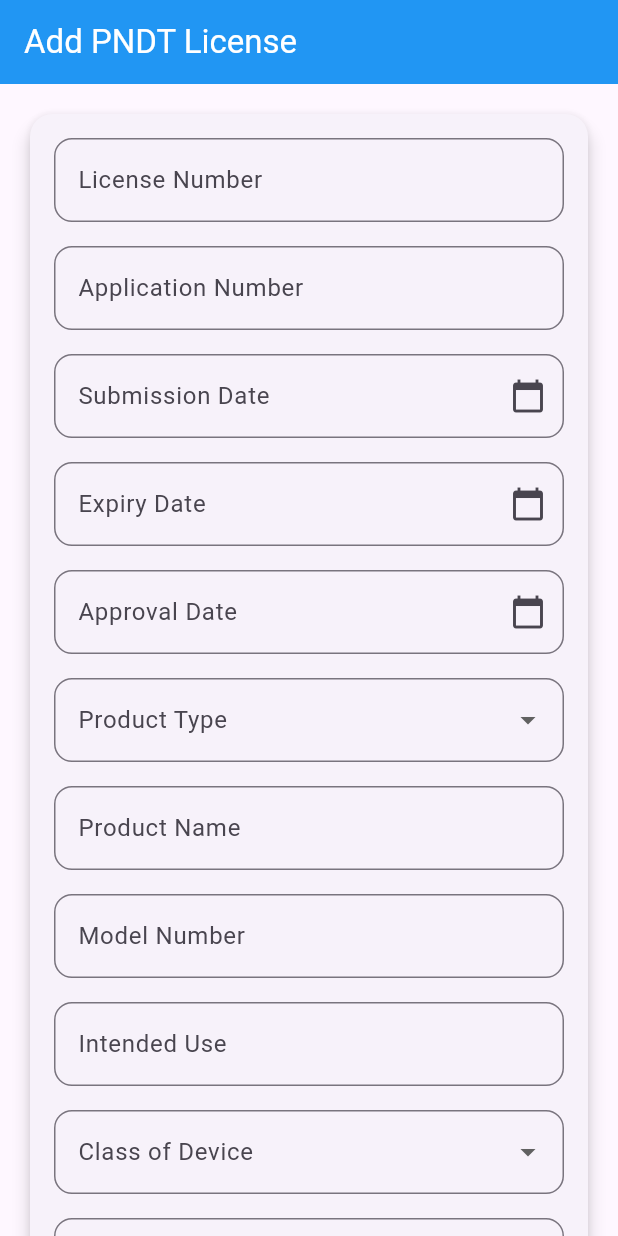
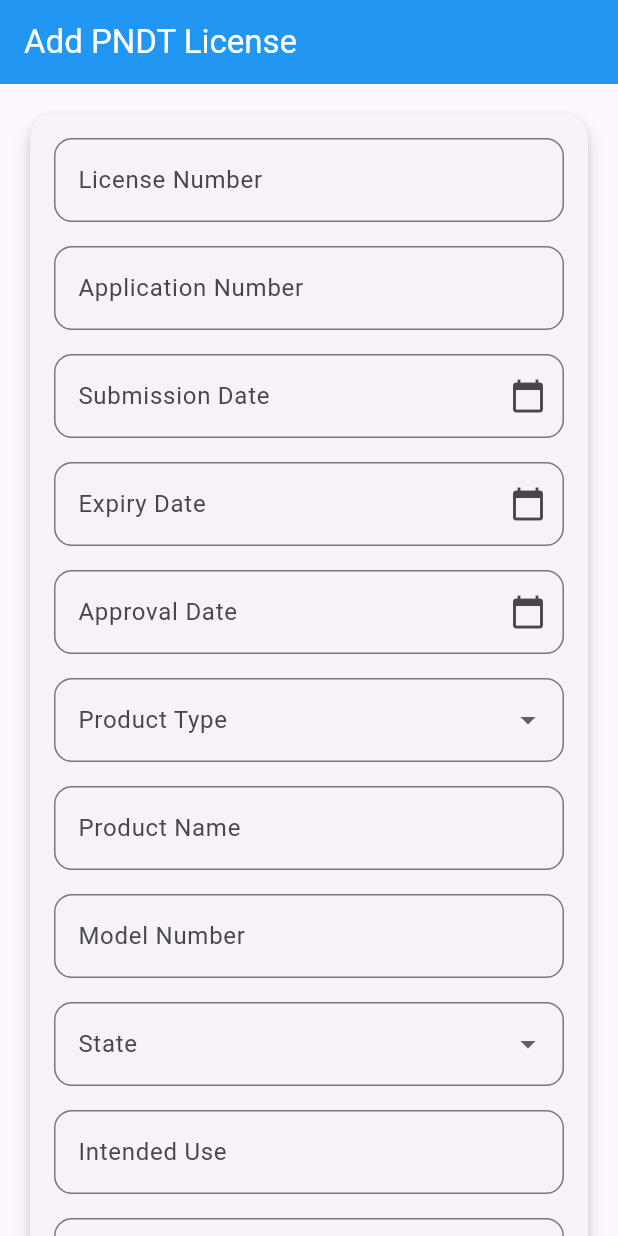
Before and after one commit to TrackInn/track_in, a Flutter app: the PNDTLicenseForm screen opened directly, on a phone screen of 412 x 824 dp. Run offline on Flutter 3.47's test engine with Material 3 defaults, Android fonts, the phone set to English and light mode, and no system bars; our stand-ins replace carousel_slider, file_picker, fl_chart, google_fonts, shared_preferences; accounts and stored records are empty.

Commit message:
pndt add api connected

```diff
--- a/lib/baseurl.dart
+++ b/lib/baseurl.dart
@@ -1 +1 @@
-String baseurl = 'https://fd91-103-151-189-0.ngrok-free.app/api';
+String baseurl = 'https://d60a-117-196-61-175.ngrok-free.app/api';
--- a/lib/modules/PNDT/pndt_add.dart
+++ b/lib/modules/PNDT/pndt_add.dart
@@ -1,5 +1,8 @@
 import 'package:flutter/material.dart';
 import 'package:intl/intl.dart';
+import 'package:http/http.dart' as http;
+import 'package:file_picker/file_picker.dart';
+import 'package:track_in/baseurl.dart';
 
 class PNDTLicenseForm extends StatefulWidget {
   const PNDTLicenseForm({super.key});
@@ -23,29 +26,111 @@
   String? productType;
   String? productName;
   String? modelNumber;
+  String? state;
   String? intendedUse;
   String? classOfDevice;
-  String? softwareUsed;
+  bool softwareUsed = false;
   String? legalManufacturer;
   String? authorizeAgentAddress;
+  PlatformFile? attachment;
+  bool _isLoading = false; // Track loading state
 
   Future<void> _submitForm() async {
     if (_formKey.currentState!.validate()) {
       _formKey.currentState!.save();
-      // Submit the form data to your backend or API
-      print("License Number: $licenseNumber");
-      print("Application Number: $applicationNumber");
-      print("Submission Date: $submissionDate");
-      print("Expiry Date: $expiryDate");
-      print("Approval Date: $approvalDate");
-      print("Product Type: $productType");
-      print("Product Name: $productName");
-      print("Model Number: $modelNumber");
-      print("Intended Use: $intendedUse");
-      print("Class of Device: $classOfDevice");
-      print("Software Used: $softwareUsed");
-      print("Legal Manufacturer: $legalManufacturer");
-      print("Authorize Agent Address: $authorizeAgentAddress");
+
+      setState(() {
+        _isLoading = true; // Show loading indicator
+      });
+
+      try {
+        // Prepare the data to be sent to the API
+        final Map<String, dynamic> formData = {
+          'license_number': licenseNumber,
+          'application_number': applicationNumber,
+          'submission_date': submissionDate
+              ?.toIso8601String()
+              .split('T')[0], // Send only the date part
+          'expiry_date': expiryDate
+              ?.toIso8601String()
+              .split('T')[0], // Send only the date part
+          'approval_date': approvalDate
+              ?.toIso8601String()
+              .split('T')[0], // Send only the date part
+          'product_type': productType,
+          'product_name': productName,
+          'model_number': modelNumber,
+          'state': state,
+          'intended_use': intendedUse,
+          'class_of_device': classOfDevice,
+          'software': softwareUsed, // Send as boolean
+          'legal_manufacturer': legalManufacturer,
+          'authorize_agent_address': authorizeAgentAddress,
+        };
+
+        // Create a multipart request
+        var request = http.MultipartRequest(
+          'POST',
+          Uri.parse('$baseurl/addpndtlicense/'),
+        );
+
+        // Add form fields to the request
+        request.fields.addAll(formData.map((key, value) {
+          // Convert non-String values to String
+          if (value is bool) {
+            return MapEntry(key, value.toString()); // Convert bool to String
+          } else {
+            return MapEntry(key, value ?? '');
+          }
+        }));
+
+        // Add the attachment file if it exists
+        if (attachment != null) {
+          request.files.add(await http.MultipartFile.fromPath(
+            'attachments',
+            attachment!.path!,
+          ));
+        }
+
+        // Send the request
+        var response = await request.send();
+
+        if (response.statusCode == 201) {
+          // Success
+          ScaffoldMessenger.of(context).showSnackBar(
+            const SnackBar(content: Text('Form submitted successfully!')),
+          );
+
+          // Navigate back to the previous screen
+          Navigator.pop(context);
+        } else {
+          // Error
+          ScaffoldMessenger.of(context).showSnackBar(
+            SnackBar(
+                content: Text(
+                    'Failed to submit form. Status code: ${response.statusCode}')),
+          );
+        }
+      } catch (e) {
+        // Handle any errors
+        ScaffoldMessenger.of(context).showSnackBar(
+          SnackBar(content: Text('An error occurred: $e')),
+        );
+      } finally {
+        setState(() {
+          _isLoading = false; // Hide loading indicator
+        });
+      }
+    }
+  }
+
+  Future<void> _pickAttachment() async {
+    FilePickerResult? result = await FilePicker.platform.pickFiles();
+
+    if (result != null) {
+      setState(() {
+        attachment = result.files.first;
+      });
     }
   }
 
@@ -113,6 +198,40 @@
     );
   }
 
+  Widget _buildToggleField(String label, bool value, Function(bool) onChanged) {
+    return Padding(
+      padding: const EdgeInsets.only(bottom: 16.0),
+      child: Row(
+        children: [
+          Text(label, style: const TextStyle(fontSize: 16)),
+          const Spacer(),
+          Switch(
+            value: value,
+            onChanged: onChanged,
+          ),
+        ],
+      ),
+    );
+  }
+
+  Widget _buildAttachmentField() {
+    return Padding(
+      padding: const EdgeInsets.only(bottom: 16.0),
+      child: Column(
+        crossAxisAlignment: CrossAxisAlignment.start,
+        children: [
+          const Text('Attachments', style: TextStyle(fontSize: 16)),
+          const SizedBox(height: 8),
+          ElevatedButton(
+            onPressed: _pickAttachment,
+            child: const Text('Choose File'),
+          ),
+          if (attachment != null) Text('Selected file: ${attachment!.name}'),
+        ],
+      ),
+    );
+  }
+
   Widget _buildSubmitButton() {
     return SizedBox(
       width: double.infinity,
@@ -123,9 +242,15 @@
               RoundedRectangleBorder(borderRadius: BorderRadius.circular(12)),
           backgroundColor: Colors.blue,
         ),
-        onPressed: _submitForm,
-        child: const Text("Submit",
-            style: TextStyle(fontSize: 18, color: Colors.white)),
+        onPressed:
+            _isLoading ? null : _submitForm, // Disable button when loading
+        child: _isLoading
+            ? const CircularProgressIndicator(
+                color: Colors.white) // Show loading indicator
+            : const Text(
+                "Submit",
+                style: TextStyle(fontSize: 18, color: Colors.white),
+              ),
       ),
     );
   }
@@ -175,6 +300,41 @@
                       onSaved: (value) => productName = value),
                   _buildTextField("Model Number",
                       onSaved: (value) => modelNumber = value),
+                  _buildDropdownField("State", [
+                    'STATE_1',
+                    'STATE_2',
+                    'STATE_3',
+                    'STATE_4',
+                    'STATE_5',
+                    'STATE_6',
+                    'STATE_7',
+                    'STATE_8',
+                    'STATE_9',
+                    'STATE_10',
+                    'STATE_11',
+                    'STATE_12',
+                    'STATE_13',
+                    'STATE_14',
+                    'STATE_15',
+                    'STATE_16',
+                    'STATE_17',
+                    'STATE_18',
+                    'STATE_19',
+                    'STATE_20',
+                    'STATE_21',
+                    'STATE_22',
+                    'STATE_23',
+                    'STATE_24',
+                    'STATE_25',
+                    'STATE_26',
+                    'STATE_27',
+                    'STATE_28',
+                    'STATE_29'
+                  ], (value) {
+                    setState(() {
+                      state = value;
+                    });
+                  }),
                   _buildTextField("Intended Use",
                       onSaved: (value) => intendedUse = value),
                   _buildDropdownField("Class of Device",
@@ -183,12 +343,16 @@
                       classOfDevice = value;
                     });
                   }),
-                  _buildTextField("Software Used",
-                      onSaved: (value) => softwareUsed = value),
+                  _buildToggleField("Software Used", softwareUsed, (value) {
+                    setState(() {
+                      softwareUsed = value;
+                    });
+                  }),
                   _buildTextField("Legal Manufacturer",
                       onSaved: (value) => legalManufacturer = value),
                   _buildTextField("Authorize Agent Address",
                       onSaved: (value) => authorizeAgentAddress = value),
+                  _buildAttachmentField(),
                   const SizedBox(height: 20),
                   _buildSubmitButton(),
                 ],
```
